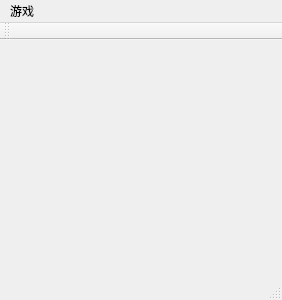
Above: mymainwindow.ui from ddxy18/FiveChess before the change. Below: the same form after it.
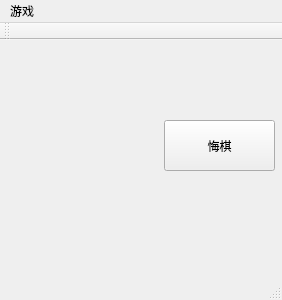
That is the form after the change.

```diff
--- a/mymainwindow.ui
+++ b/mymainwindow.ui
@@ -13,7 +13,21 @@
   <property name="windowTitle">
    <string>MyMainWindow</string>
   </property>
-  <widget class="QWidget" name="centralWidget"/>
+  <widget class="QWidget" name="centralWidget">
+   <widget class="QPushButton" name="regret">
+    <property name="geometry">
+     <rect>
+      <x>164</x>
+      <y>80</y>
+      <width>111</width>
+      <height>51</height>
+     </rect>
+    </property>
+    <property name="text">
+     <string>悔棋</string>
+    </property>
+   </widget>
+  </widget>
   <widget class="QToolBar" name="mainToolBar">
    <attribute name="toolBarArea">
     <enum>TopToolBarArea</enum>
```
